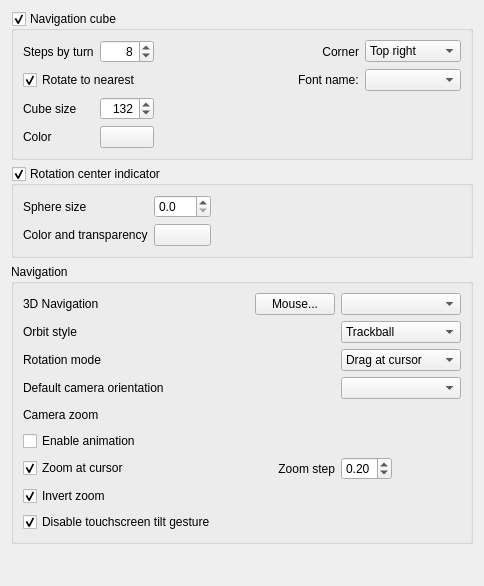
Before: the Qt Designer form src/Gui/PreferencePages/DlgSettingsNavigation.ui in southseact-3d/fcd, drawn with Qt 5.
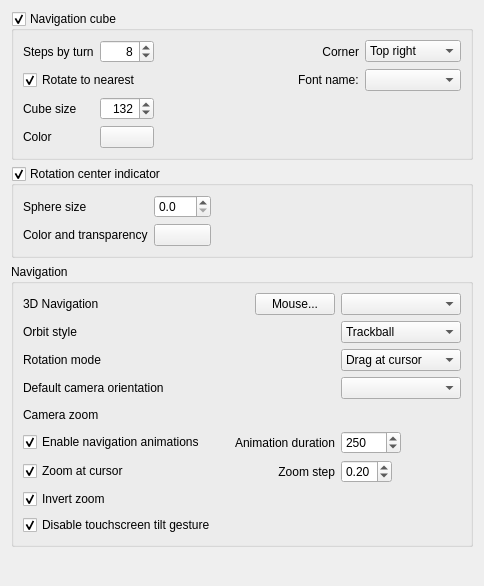
After: the same form once the commit is applied. Custom widgets are drawn as their Qt base class.

Commit message: Gui: Refactor navigation animations

Patch:
```diff
--- a/src/Gui/PreferencePages/DlgSettingsNavigation.ui
+++ b/src/Gui/PreferencePages/DlgSettingsNavigation.ui
@@ -566,7 +566,7 @@
        </widget>
       </item>
       <item row="5" column="0">
-       <widget class="Gui::PrefCheckBox" name="checkBoxUseAutoRotation">
+       <widget class="Gui::PrefCheckBox" name="checkBoxNavigationAnimations">
         <property name="enabled">
          <bool>true</bool>
         </property>
@@ -574,10 +574,10 @@
          <string>Enable animated rotations</string>
         </property>
         <property name="text">
-         <string>Enable animation</string>
+         <string>Enable navigation animations</string>
         </property>
         <property name="checked">
-         <bool>false</bool>
+         <bool>true</bool>
         </property>
         <property name="prefEntry" stdset="0">
          <cstring>UseAutoRotation</cstring>
@@ -587,6 +587,70 @@
         </property>
        </widget>
       </item>
+      <item row="5" column="1">
+       <widget class="QLabel" name="navigationAnimationsLabel">
+        <property name="toolTip">
+         <string>Duration of navigation animations that have a fixed duration</string>
+        </property>
+        <property name="text">
+         <string>Animation duration</string>
+        </property>
+        <property name="alignment">
+         <set>Qt::AlignRight|Qt::AlignTrailing|Qt::AlignVCenter</set>
+        </property>
+       </widget>
+      </item>
+      <item row="5" column="2">
+       <layout class="QHBoxLayout" name="horizontalLayout_3">
+        <item>
+         <widget class="Gui::PrefSpinBox" name="spinBoxAnimationDuration">
+          <property name="maximumSize">
+           <size>
+            <width>60</width>
+            <height>16777215</height>
+           </size>
+          </property>
+          <property name="toolTip">
+           <string>The duration of navigation animations in milliseconds</string>
+          </property>
+          <property name="minimum">
+           <number>100</number>
+          </property>
+          <property name="maximum">
+           <number>10000</number>
+          </property>
+          <property name="singleStep">
+           <number>50</number>
+          </property>
+          <property name="value">
+           <number>250</number>
+          </property>
+          <property name="prefEntry" stdset="0">
+           <cstring>AnimationDuration</cstring>
+          </property>
+          <property name="prefPath" stdset="0">
+           <cstring>View</cstring>
+          </property>
+         </widget>
+        </item>
+        <item>
+         <spacer name="horizontalSpacer_4">
+          <property name="orientation">
+           <enum>Qt::Horizontal</enum>
+          </property>
+          <property name="sizeType">
+           <enum>QSizePolicy::MinimumExpanding</enum>
+          </property>
+          <property name="sizeHint" stdset="0">
+           <size>
+            <width>10</width>
+            <height>20</height>
+           </size>
+          </property>
+         </spacer>
+        </item>
+       </layout>
+      </item>
       <item row="6" column="0">
        <widget class="Gui::PrefCheckBox" name="checkBoxZoomAtCursor">
         <property name="toolTip">
@@ -609,7 +673,7 @@
       <item row="6" column="1">
        <widget class="QLabel" name="label">
         <property name="text">
-         <string> Zoom step</string>
+         <string>Zoom step</string>
         </property>
         <property name="alignment">
          <set>Qt::AlignRight|Qt::AlignTrailing|Qt::AlignVCenter</set>
```
Left out of the diff: 4 changed lines with no effect on the pictures. The commit also changes 14 other files.
